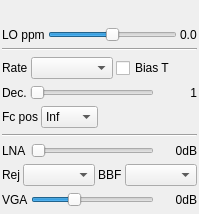
First picture: the form in plugins/samplesource/hackrf/hackrfgui.ui, repository f4exb/sdrangel, before the edit.
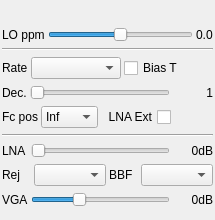
Second picture: the form after the edit. Custom widgets are drawn as their Qt base class.

```diff
--- a/plugins/samplesource/hackrf/hackrfgui.ui
+++ b/plugins/samplesource/hackrf/hackrfgui.ui
@@ -6,8 +6,8 @@
    <rect>
     <x>0</x>
     <y>0</y>
-    <width>198</width>
-    <height>214</height>
+    <width>215</width>
+    <height>220</height>
    </rect>
   </property>
   <property name="sizePolicy">
@@ -224,7 +224,7 @@
     </layout>
    </item>
    <item>
-    <layout class="QGridLayout" name="gridLayout_fcPos" columnstretch="0,0,0">
+    <layout class="QGridLayout" name="gridLayout_fcPos" columnstretch="0,0,0,0">
      <property name="spacing">
       <number>3</number>
      </property>
@@ -235,7 +235,7 @@
        </property>
       </widget>
      </item>
-     <item row="0" column="2">
+     <item row="0" column="3">
       <spacer name="fcPosRightSpacer">
        <property name="orientation">
         <enum>Qt::Horizontal</enum>
@@ -267,6 +267,19 @@
        </item>
       </widget>
      </item>
+     <item row="0" column="2">
+      <widget class="QCheckBox" name="lnaExt">
+       <property name="toolTip">
+        <string>Extra LNA</string>
+       </property>
+       <property name="layoutDirection">
+        <enum>Qt::RightToLeft</enum>
+       </property>
+       <property name="text">
+        <string>LNA Ext</string>
+       </property>
+      </widget>
+     </item>
     </layout>
    </item>
    <item>
```
